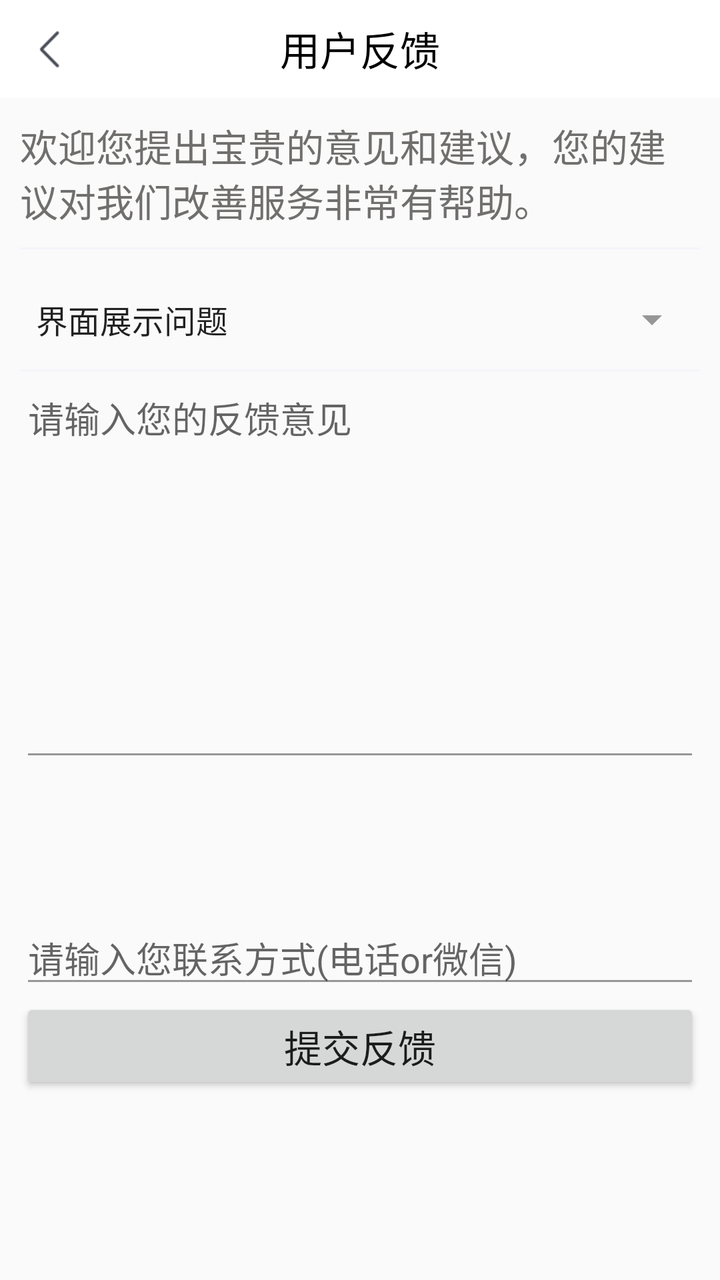
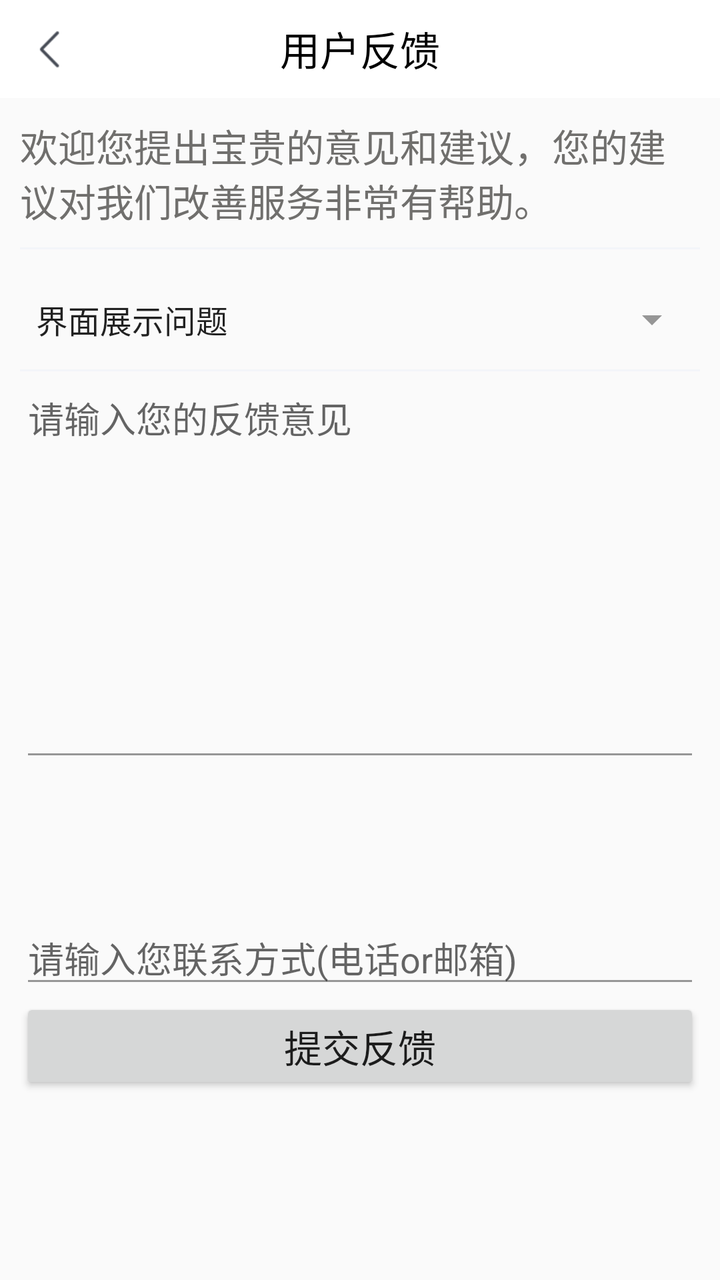

The first picture is an Android layout as it rendered before a commit; the second is the same layout after the commit. The layout source and the unified diff follow.
<!-- AndroidManifest.xml: application theme AppTheme -->
<!-- res/layout/feedback_layout.xml -->
<?xml version="1.0" encoding="utf-8"?>
<LinearLayout xmlns:android="http://schemas.android.com/apk/res/android"
    android:layout_width="fill_parent"
    android:fitsSystemWindows="true"
    android:layout_height="fill_parent"
    android:orientation="vertical">

    <RelativeLayout
        android:layout_width="match_parent"
        android:layout_height="49dp"
        android:background="#ffffffff">

        <ImageView
            android:id="@+id/feedback_title_back"
            android:layout_width="wrap_content"
            android:layout_height="fill_parent"
            android:layout_alignParentLeft="true"
            android:layout_centerVertical="true"
            android:clickable="true"
            android:paddingLeft="15dip"
            android:paddingRight="15dp"
            android:scaleType="centerInside"
            android:src="@drawable/common_title_back_selector" />

        <TextView
            android:layout_width="wrap_content"
            android:layout_height="wrap_content"
            android:layout_centerInParent="true"
            android:text="用户反馈"
            android:textColor="#000000"
            android:textSize="20dp" />
    </RelativeLayout>

    <LinearLayout
        android:layout_width="fill_parent"
        android:layout_height="fill_parent"
        android:orientation="vertical"
        android:paddingLeft="10dp"
        android:paddingRight="10dp">

        <TextView
            android:layout_width="fill_parent"
            android:layout_height="wrap_content"
            android:layout_marginBottom="10dp"
            android:layout_marginTop="10dp"
            android:text="欢迎您提出宝贵的意见和建议，您的建议对我们改善服务非常有帮助。"
            android:textColor="#706F6D"
            android:textSize="19dp"></TextView>

        <View
            android:layout_width="fill_parent"
            android:layout_height="1.0dip"
            android:background="#fff3f5f9" />

        <LinearLayout
            android:layout_width="fill_parent"
            android:layout_height="wrap_content"
            android:layout_marginTop="10dp"
            android:orientation="horizontal">

            <Spinner
                android:id="@+id/feedback_type_spinner"
                android:layout_width="wrap_content"
                android:layout_height="50dp"
                android:layout_weight="1"
                android:entries="@array/feedback_type"
                android:focusable="true" />
        </LinearLayout>

        <View
            android:layout_width="fill_parent"
            android:layout_height="1.0dip"
            android:background="#fff3f5f9" />

        <RelativeLayout
            android:layout_width="fill_parent"
            android:layout_height="fill_parent">

            <EditText
                android:id="@+id/feedback_content"
                android:layout_width="fill_parent"
                android:layout_height="200dp"
                android:layout_marginBottom="70dp"
                android:gravity="top"
                android:hint="请输入您的反馈意见"
                android:maxEms="10"
                android:minEms="10" />

            <EditText
                android:id="@+id/contact_information"
                android:layout_width="match_parent"
                android:layout_height="wrap_content"
                android:layout_below="@id/feedback_content"
                android:hint="请输入您联系方式(电话or微信)" />

            <Button
                android:id="@+id/feedback_submit"
                android:layout_width="fill_parent"
                android:layout_height="wrap_content"
                android:layout_below="@id/contact_information"
                android:layout_gravity="center_horizontal"
                android:layout_marginBottom="40dp"
                android:text="提交反馈"
                android:textSize="19dp" />
        </RelativeLayout>
    </LinearLayout>
</LinearLayout>
<!-- resources referenced by this layout -->
<resources>
  <string-array name="feedback_type">
          <item>界面展示问题</item>
          <item>小说内容搜索不到</item>
          <item>BUG</item>
          <item>其他</item>
      </string-array>
  <!-- drawable common_title_back_selector (drawable) -->
  <?xml version="1.0" encoding="UTF-8"?>
  <selector xmlns:android="http://schemas.android.com/apk/res/android">
      <item android:drawable="@drawable/common_title_back_selected" android:state_pressed="true" />
      <item android:drawable="@drawable/common_title_back_selected" android:state_focused="true" />
      <item android:drawable="@drawable/common_title_back_normal" android:state_pressed="false" />
  </selector>
  <style name="AppTheme" parent="Theme.AppCompat.Light.NoActionBar">
          
          <item name="colorPrimary">@color/colorPrimary</item>
          <item name="colorPrimaryDark">@color/white</item>
          <item name="colorAccent">@color/colorAccent</item>
          <item name="android:windowNoTitle">true</item>
          <item name="colorControlNormal">@color/blackOverlay</item>
          <item name="colorControlActivated">@color/abc_search_url_text_normal</item>
          <item name="android:windowFullscreen">true</item>
          <item name="android:windowIsTranslucent">true</item>
          <item name="android:windowTranslucentStatus">true</item>
          <item name="android:windowTranslucentNavigation">true</item>
      </style>
  <!-- drawable common_title_back_selected: png bitmap (drawable-xhdpi, 293 bytes) -->
  <!-- drawable common_title_back_normal: png bitmap (drawable-xhdpi, 282 bytes) -->
  <color name="colorPrimary">#ff3f51b5</color>
  <color name="white">#ffffffff</color>
  <color name="colorAccent">#ffff4081</color>
  <color name="blackOverlay">#66000000</color>
  <color name="abc_search_url_text_normal">#ff7fa87f</color>
</resources>

<!-- the commit's change to res/layout/feedback_layout.xml (unified diff, before → after) -->
@@ -1,8 +1,8 @@
 <?xml version="1.0" encoding="utf-8"?>
 <LinearLayout xmlns:android="http://schemas.android.com/apk/res/android"
     android:layout_width="fill_parent"
+    android:layout_height="fill_parent"
     android:fitsSystemWindows="true"
-    android:layout_height="fill_parent"
     android:orientation="vertical">
 
     <RelativeLayout
@@ -41,8 +41,8 @@
         <TextView
             android:layout_width="fill_parent"
             android:layout_height="wrap_content"
+            android:layout_marginTop="10dp"
             android:layout_marginBottom="10dp"
-            android:layout_marginTop="10dp"
             android:text="欢迎您提出宝贵的意见和建议，您的建议对我们改善服务非常有帮助。"
             android:textColor="#706F6D"
             android:textSize="19dp"></TextView>
@@ -91,7 +91,7 @@
                 android:layout_width="match_parent"
                 android:layout_height="wrap_content"
                 android:layout_below="@id/feedback_content"
-                android:hint="请输入您联系方式(电话or微信)" />
+                android:hint="请输入您联系方式(电话or邮箱)" />
 
             <Button
                 android:id="@+id/feedback_submit"
